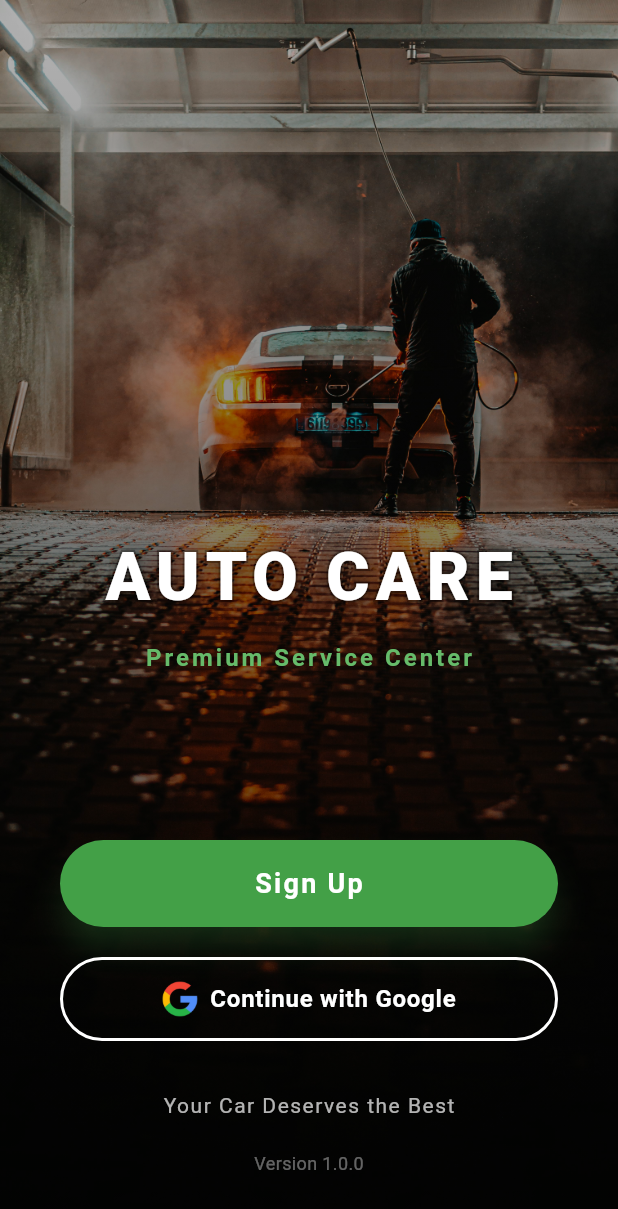
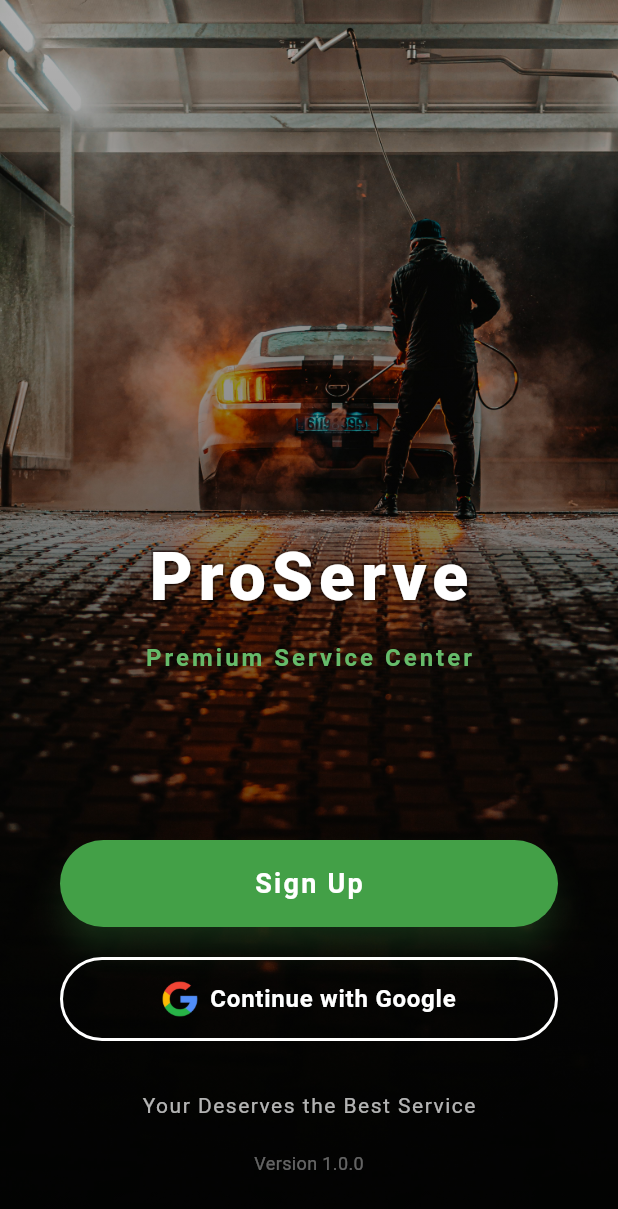
Before and after one commit to Umayanga12/Car-service-app, a Flutter app: the screen it shows after launch, on a phone screen of 412 x 824 dp. Shown: the top 1209 px of the screen. Run offline on Flutter 3.47's test engine with Material 3 defaults, Android fonts, the phone set to English and light mode, and no system bars; our stand-ins replace carousel_slider.

Commit message:
chg-name

```diff
--- a/lib/main.dart
+++ b/lib/main.dart
@@ -14,7 +14,7 @@ void main() {
   runApp(
     MaterialApp(
       debugShowCheckedModeBanner: false,
-      title: 'Car Service',
+      title: 'Service',
       initialRoute: "/",
       routes: {
         '/': (context) => StartUpScreen(),
--- a/lib/start/login.dart
+++ b/lib/start/login.dart
@@ -120,7 +120,7 @@ class _LoginScreenState extends State<LoginScreen> with TickerProviderStateMixin
                                 colors: [Colors.green, Color(0xFF00E676)],
                               ).createShader(bounds),
                               child: const Text(
-                                "AUTO CARE",
+                                "ProServe",
                                 style: TextStyle(
                                   color: Colors.white,
                                   fontSize: 42,
--- a/lib/start/signup.dart
+++ b/lib/start/signup.dart
@@ -138,7 +138,7 @@ class _WelcomeScreenState extends State<WelcomeScreen> with SingleTickerProvider
                             ),
                             const SizedBox(height: 16),
                             const Text(
-                              "AUTO CARE",
+                              "ProServe",
                               style: TextStyle(
                                 color: Colors.white,
                                 fontSize: 32,
--- a/lib/start/start.dart
+++ b/lib/start/start.dart
@@ -119,7 +119,7 @@ class _StartUpScreenState extends State<StartUpScreen>
                                 children: [
                                   // Background glow effect
                                   Text(
-                                    'AUTO CARE',
+                                    'ProServe',
                                     style: TextStyle(
                                       fontSize: 44,
                                       fontWeight: FontWeight.w900,
@@ -132,7 +132,7 @@ class _StartUpScreenState extends State<StartUpScreen>
                                   ),
                                   // Main text
                                   const Text(
-                                    'AUTO CARE',
+                                    'ProServe',
                                     style: TextStyle(
                                       fontSize: 44,
                                       fontWeight: FontWeight.w900,
@@ -256,7 +256,7 @@ class _StartUpScreenState extends State<StartUpScreen>
                 child: const Column(
                   children: [
                     Text(
-                      'Your Car Deserves the Best',
+                      'Your Deserves the Best Service',
                       style: TextStyle(
                         color: Colors.white70,
                         fontSize: 14,
```
